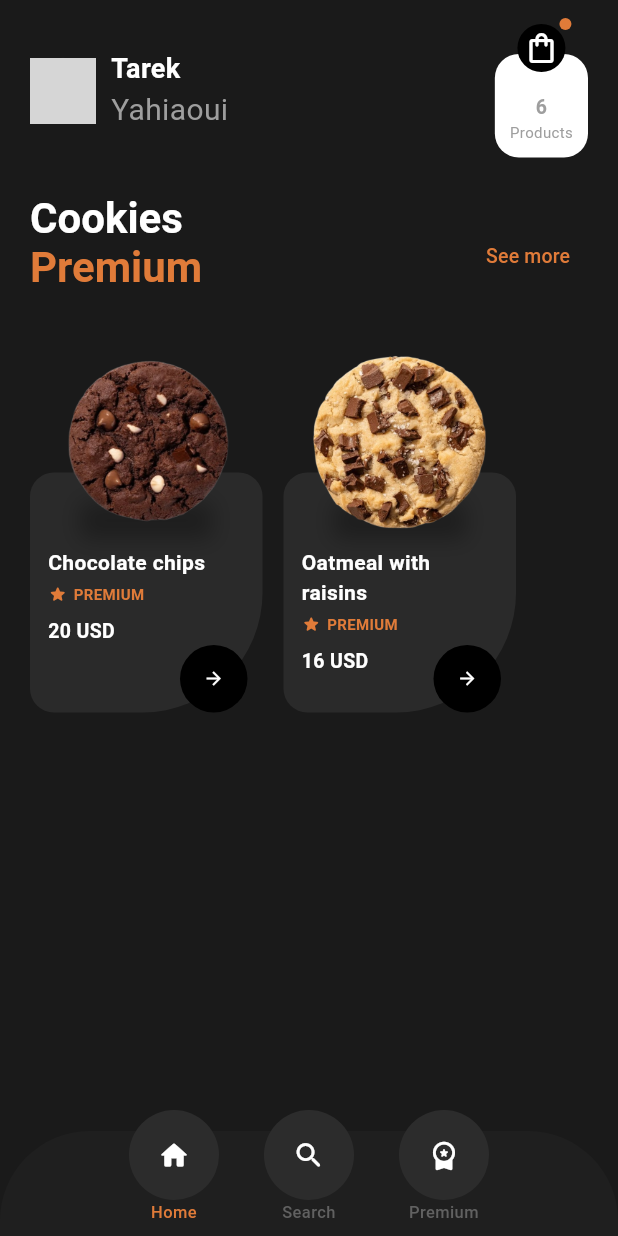
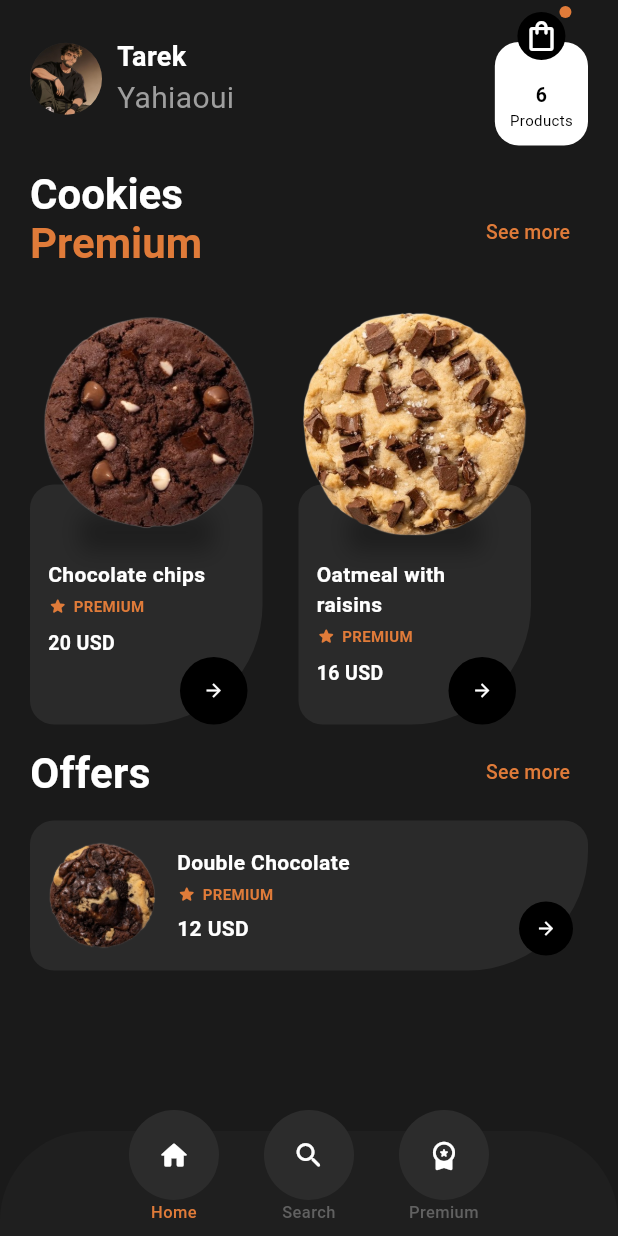
Before and after one commit to TarekYahiaoui/krumbs, a Flutter app: the screen it shows after launch, on a phone screen of 412 x 824 dp. Run offline on Flutter 3.47's test engine with Material 3 defaults, Android fonts, the phone set to English and light mode, and no system bars; our stand-ins replace get; grey boxes are pictures that could not be loaded.

Commit message:
krumbs 2

```diff
--- a/lib/constants/app_colors.dart
+++ b/lib/constants/app_colors.dart
@@ -15,6 +15,7 @@ abstract final class AppColors {
   // Text
   static const Color textPrimary = Color(0xFFFFFFFF);
   static const Color textSecondary = Color(0xFF9E9E9E);
+  static const Color textDark = Color(0xFF000000);
   static const Color textMuted = Color(0xFF616161);
   static const Color textStrike = Color(0xFF757575);
 
--- a/lib/data/cookies_data.dart
+++ b/lib/data/cookies_data.dart
@@ -16,7 +16,7 @@ class CookiesData {
 
   static const List<Cookie> offers = [
     Cookie(
-      name: 'Double chocolate',
+      name: 'Double chocolat',
       price: 12,
       image: 'assets/images/cookies3.png',
     ),
--- a/lib/views/home_view.dart
+++ b/lib/views/home_view.dart
@@ -1,7 +1,9 @@
 import 'package:flutter/material.dart';
 import 'package:krumbs/constants/app_colors.dart';
 import 'package:krumbs/data/cookies_data.dart';
+import 'package:krumbs/models/cookie.dart';
 import 'package:krumbs/widgets/cookie_card.dart';
+import 'package:krumbs/widgets/offer_card.dart';
 
 class HomeView extends StatelessWidget {
   const HomeView({super.key});
@@ -15,13 +17,42 @@ class HomeView extends StatelessWidget {
           child: Column(
             crossAxisAlignment: CrossAxisAlignment.start,
             children: [
+              const SizedBox(height: 8),
+              _buildHeader(),
               const SizedBox(height: 16),
-              _buildHeader(),
+              _buildSectionHeader(title: 'Cookies', subtitle: 'Premium'),
               const SizedBox(height: 24),
-              _buildSectionHeader(title: 'Cookies', subtitle: 'Premium'),
-              const SizedBox(height: 40),
               _buildPremiumCards(),
-              const SizedBox(height: 28),
+              const SizedBox(height: 8),
+              // _buildSectionHeader(title: 'Offers', subtitle: ''),
+              Row(
+                mainAxisAlignment: MainAxisAlignment.spaceBetween,
+                children: [
+                  Text(
+                    'Offers',
+                    style: const TextStyle(
+                      color: AppColors.textPrimary,
+                      fontSize: 28,
+                      fontWeight: FontWeight.w700,
+                    ),
+                  ),
+                  TextButton(
+                    onPressed: () {},
+                    child: const Text(
+                      'See more',
+                      style: TextStyle(color: AppColors.primary, fontSize: 13),
+                    ),
+                  ),
+                ],
+              ),
+              const SizedBox(height: 8),
+              OfferCard(
+                cookie: Cookie(
+                  name: "Double Chocolate",
+                  price: 12,
+                  image: "assets/images/cookies1.png",
+                ),
+              ),
             ],
           ),
         ),
@@ -36,9 +67,9 @@ class HomeView extends StatelessWidget {
         const Row(
           children: [
             CircleAvatar(
-              radius: 22,
+              radius: 24,
               backgroundColor: AppColors.card,
-              backgroundImage: AssetImage('assets/images/avatar.png'),
+              backgroundImage: AssetImage('assets/images/avatar.jpg'),
             ),
             SizedBox(width: 10),
             Column(
@@ -85,7 +116,7 @@ class HomeView extends StatelessWidget {
                   Text(
                     '6',
                     style: const TextStyle(
-                      color: AppColors.textSecondary,
+                      color: AppColors.textDark,
                       fontSize: 13,
                       fontWeight: FontWeight.w600,
                     ),
@@ -93,7 +124,7 @@ class HomeView extends StatelessWidget {
                   Text(
                     'Products',
                     style: const TextStyle(
-                      color: AppColors.textSecondary,
+                      color: AppColors.textDark,
                       fontSize: 10,
                     ),
                   ),
@@ -179,11 +210,11 @@ class HomeView extends StatelessWidget {
 
   Widget _buildPremiumCards() {
     return SizedBox(
-      height: 240,
+      height: 280,
       child: ListView.separated(
         scrollDirection: Axis.horizontal,
         itemCount: CookiesData.premium.length,
-        separatorBuilder: (_, __) => const SizedBox(width: 14),
+        separatorBuilder: (_, __) => const SizedBox(width: 24),
         itemBuilder: (_, index) =>
             CookieCard(cookie: CookiesData.premium[index]),
       ),
--- a/lib/widgets/cookie_card.dart
+++ b/lib/widgets/cookie_card.dart
@@ -11,8 +11,8 @@ class CookieCard extends StatelessWidget {
   Widget build(BuildContext context) {
     return SizedBox(
       width: 155,
-      height: 210,
 
+      // height: 210,
       child: Stack(
         children: [
           // Container sits at the bottom as the base
@@ -123,7 +123,7 @@ class CookieCard extends StatelessWidget {
                     ),
                   ),
 
-                  Image.asset(cookie.image, height: 120, fit: BoxFit.contain),
+                  Image.asset(cookie.image, height: 160, fit: BoxFit.contain),
                 ],
               ),
             ),
--- /dev/null
+++ b/lib/widgets/offer_card.dart
@@ -0,0 +1,136 @@
+import 'package:flutter/material.dart';
+import 'package:krumbs/constants/app_colors.dart';
+import 'package:krumbs/models/cookie.dart';
+
+class OfferCard extends StatelessWidget {
+  const OfferCard({super.key, required this.cookie, this.oldPrice});
+
+  final Cookie cookie;
+  final double? oldPrice;
+
+  @override
+  Widget build(BuildContext context) {
+    return SizedBox(
+      height: 100,
+      child: Stack(
+        children: [
+          // Base card
+          Container(
+            decoration: BoxDecoration(
+              color: AppColors.card,
+              borderRadius: const BorderRadius.only(
+                topLeft: Radius.circular(16),
+                topRight: Radius.circular(16),
+                bottomLeft: Radius.circular(16),
+                bottomRight: Radius.circular(80),
+              ),
+            ),
+            padding: const EdgeInsets.fromLTRB(12, 12, 52, 12),
+            child: Row(
+              children: [
+                // Image
+                ClipRRect(
+                  borderRadius: BorderRadius.circular(12),
+                  child: Image.asset(
+                    cookie.image,
+                    width: 72,
+                    height: 72,
+                    fit: BoxFit.cover,
+                  ),
+                ),
+                const SizedBox(width: 14),
+
+                // Name + premium tag + pricing
+                Expanded(
+                  child: Column(
+                    crossAxisAlignment: CrossAxisAlignment.start,
+                    mainAxisAlignment: MainAxisAlignment.center,
+                    children: [
+                      // Name
+                      Text(
+                        cookie.name,
+                        style: const TextStyle(
+                          color: AppColors.textPrimary,
+                          fontSize: 14,
+                          fontWeight: FontWeight.w600,
+                        ),
+                        maxLines: 1,
+                        overflow: TextOverflow.ellipsis,
+                      ),
+                      const SizedBox(height: 4),
+
+                      // Premium tag
+                      const Row(
+                        children: [
+                          Icon(
+                            Icons.star_rounded,
+                            color: AppColors.primary,
+                            size: 13,
+                          ),
+                          SizedBox(width: 4),
+                          Text(
+                            'PREMIUM',
+                            style: TextStyle(
+                              color: AppColors.primary,
+                              fontSize: 10,
+                              fontWeight: FontWeight.w600,
+                            ),
+                          ),
+                        ],
+                      ),
+                      const SizedBox(height: 6),
+
+                      // Pricing row
+                      Row(
+                        children: [
+                          if (oldPrice != null) ...[
+                            Text(
+                              '${oldPrice!.toInt()} USD',
+                              style: const TextStyle(
+                                color: AppColors.textSecondary,
+                                fontSize: 12,
+                                decoration: TextDecoration.lineThrough,
+                              ),
+                            ),
+                            const SizedBox(width: 8),
+                          ],
+                          Text(
+                            '${cookie.price.toInt()} USD',
+                            style: const TextStyle(
+                              color: AppColors.textPrimary,
+                              fontSize: 14,
+                              fontWeight: FontWeight.w700,
+                            ),
+                          ),
+                        ],
+                      ),
+                    ],
+                  ),
+                ),
+              ],
+            ),
+          ),
+
+          // Arrow button — bottom right
+          Positioned(
+            bottom: 10,
+            right: 10,
+            child: Container(
+              width: 36,
+              height: 36,
+              decoration: const BoxDecoration(
+                color: AppColors.dark,
+                shape: BoxShape.circle,
+              ),
+              child: const Icon(
+                Icons.arrow_forward,
+                color: AppColors.textPrimary,
+                size: 14,
+              ),
+            ),
+          ),
+        ],
+      ),
+    );
+  }
+}
```
Also changed, not shown: assets/images/avatar.jpg (added).
